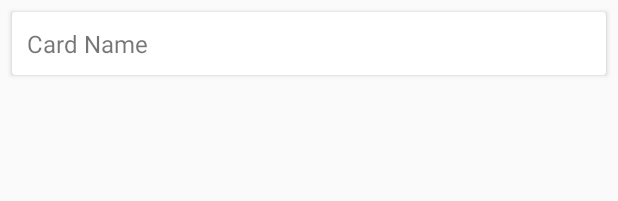
After one commit to Lyft0/Task-Man, an Android app: the layout item_card.xml on its own in the app's theme, with its tools: preview values and no code run, on a phone screen of 412 x 824 dp. The commit adds this screen. Shown: the top 201 px of the screen. Run offline under Robolectric (Android 15) with nearby library versions, the phone set to English and light mode, and no system bars.

Commit message:
add card and store it on firestoree

```diff
--- a/app/src/main/java/com/example/taskman/models/Task.kt
+++ b/app/src/main/java/com/example/taskman/models/Task.kt
@@ -5,7 +5,9 @@ import android.os.Parcelable
 
 data class Task(
     var title: String = "",
-    val createdBy: String = ""
+    val createdBy: String = "",
+    val cards: ArrayList<Card> = ArrayList()
+
 ) : Parcelable {
     constructor(source: Parcel) : this(
         source.readString()!!,
--- /dev/null
+++ b/app/src/main/res/layout/item_card.xml
@@ -0,0 +1,42 @@
+<?xml version="1.0" encoding="utf-8"?>
+<androidx.cardview.widget.CardView xmlns:android="http://schemas.android.com/apk/res/android"
+    xmlns:tools="http://schemas.android.com/tools"
+    android:layout_width="match_parent"
+    android:layout_height="wrap_content"
+    android:layout_margin="8dp"
+    android:background="?attr/selectableItemBackground"
+    android:elevation="5dp"
+    android:orientation="vertical">
+
+    <LinearLayout
+        android:layout_width="match_parent"
+        android:layout_height="wrap_content"
+        android:orientation="vertical">
+
+        <View
+            android:id="@+id/view_label_color"
+            android:layout_width="match_parent"
+            android:layout_height="15dp"
+            android:visibility="gone"
+            tools:background="@color/colorAccent" />
+
+        <TextView
+            android:id="@+id/tv_card_name"
+            android:layout_width="match_parent"
+            android:layout_height="wrap_content"
+            android:padding="10dp"
+            android:textSize="16sp"
+            tools:text="Card Name" />
+
+        <TextView
+            android:id="@+id/tv_members_name"
+            android:layout_width="wrap_content"
+            android:layout_height="wrap_content"
+            android:layout_gravity="end"
+            android:padding="10dp"
+            android:textColor="@color/colorAccent"
+            android:textSize="14sp"
+            android:visibility="gone"
+            tools:text="Members Name" />
+    </LinearLayout>
+</androidx.cardview.widget.CardView>
```
Also changed, not shown: app/src/main/java/com/example/taskman/activities/TaskListActivity.kt (+25 -0 lines), app/src/main/java/com/example/taskman/adapters/CardListItemsAdapter.kt (added, +50 -0 lines), app/src/main/java/com/example/taskman/adapters/TaskListItemsAdapter.kt (+26 -0 lines), app/src/main/java/com/example/taskman/models/Card.kt (added, +32 -0 lines).
